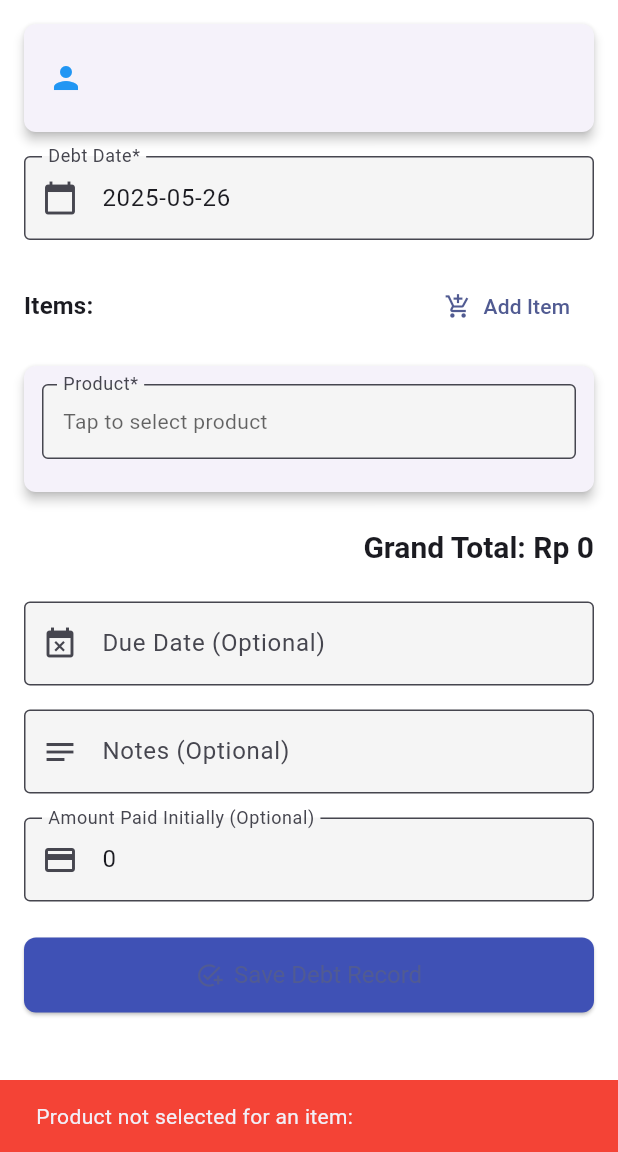
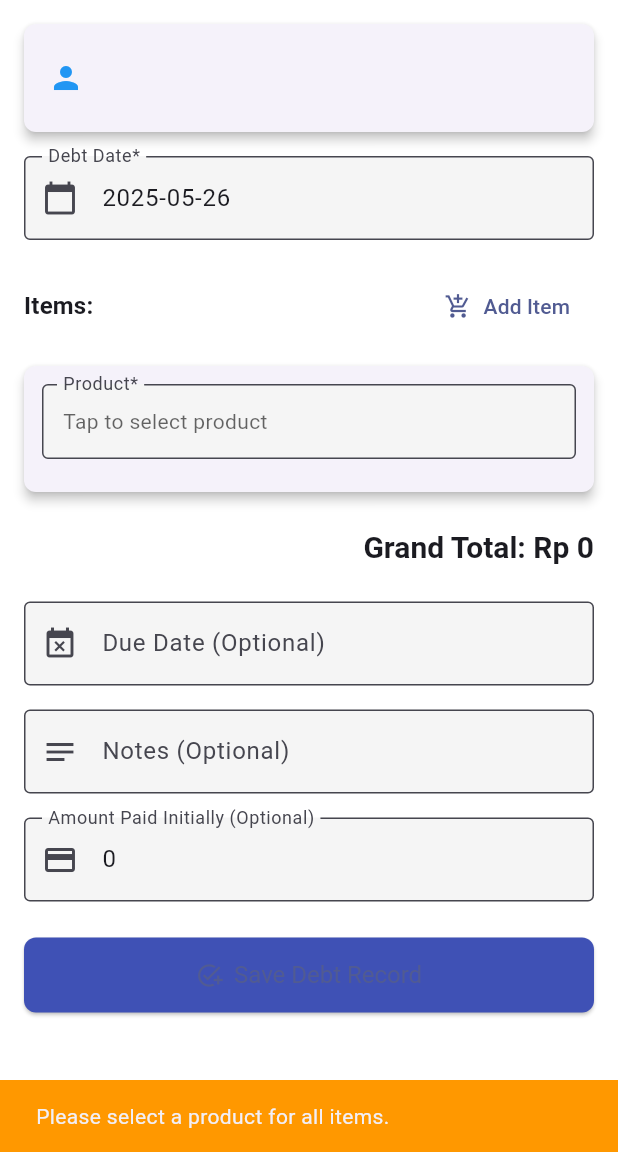
Before and after one commit to mhilmisyarif/warunku, a Flutter app: the DebtRecordFormScreen screen opened directly with empty values, after a tap on "Save Debt Record", on a phone screen of 412 x 824 dp, the part 84-1236 px from its top. Run offline on Flutter 3.47's test engine with Material 3 defaults, Android fonts, the phone set to English and light mode, and no system bars; our stand-ins replace bloc, equatable, flutter_bloc, image_picker; network calls fail.

Commit message:
feat: Enhance debt record form validation and submission logic

```diff
--- a/lib/screens/debt/debt_record_form_screen.dart
+++ b/lib/screens/debt/debt_record_form_screen.dart
@@ -140,8 +140,8 @@ class _DebtRecordFormScreenState extends State<DebtRecordFormScreen> {
   }
 
   void _removeItemEntry(int index) {
+    _itemEntries[index].dispose(); // Dispose controllers of the removed item
     setState(() {
-      _itemEntries[index].dispose(); // Dispose controllers of the removed item
       _itemEntries.removeAt(index);
       _calculateGrandTotal();
     });
@@ -150,11 +150,16 @@ class _DebtRecordFormScreenState extends State<DebtRecordFormScreen> {
   void _calculateGrandTotal() {
     double total = 0;
     for (var entry in _itemEntries) {
-      total += entry.itemSubtotal;
+      total +=
+          entry
+              .itemSubtotal; // itemSubtotal getter in _DebtItemEntry uses its controllers
     }
-    setState(() {
-      _grandTotal = total;
-    });
+    if (mounted) {
+      // Check if widget is still in the tree before calling setState
+      setState(() {
+        _grandTotal = total;
+      });
+    }
   }
 
   Future<void> _selectDate(
@@ -233,11 +238,29 @@ class _DebtRecordFormScreenState extends State<DebtRecordFormScreen> {
     }
   }
 
-  void _submitForm() {
+  Future<void> _submitForm() async {
     if (!_formKey.currentState!.validate()) {
-      return; // Form is not valid
+      ScaffoldMessenger.of(context).showSnackBar(
+        const SnackBar(
+          content: Text('Please correct the errors in the form.'),
+          backgroundColor: Colors.red,
+        ),
+      );
+      return;
     }
-    if (_itemEntries.isEmpty) {
+    if (_itemEntries.any(
+      (entry) => entry.selectedProduct == null || entry.productId == null,
+    )) {
+      ScaffoldMessenger.of(context).showSnackBar(
+        const SnackBar(
+          content: Text('Please select a product for all items.'),
+          backgroundColor: Colors.orange,
+        ),
+      );
+      return;
+    }
+    if (_itemEntries.isEmpty && !_isEditing) {
+      // Don't allow submitting empty new debt
       ScaffoldMessenger.of(context).showSnackBar(
         const SnackBar(
           content: Text('Please add at least one item to the debt.'),
@@ -249,33 +272,14 @@ class _DebtRecordFormScreenState extends State<DebtRecordFormScreen> {
 
     final List<DebtItem> finalItems = [];
     for (var entry in _itemEntries) {
+      // Re-validate item specific fields that might not be covered by TextFormField validators
+      // or ensure their controllers have valid numbers if using tryParse
       final double quantity =
           double.tryParse(entry.quantityController.text) ?? 0;
       final double priceAtTime =
           double.tryParse(entry.priceAtTimeController.text) ?? 0;
 
-      if (entry.productId == null || entry.productId!.isEmpty) {
-        ScaffoldMessenger.of(context).showSnackBar(
-          SnackBar(
-            content: Text(
-              'Product not selected for an item: ${entry.productNameController.text}',
-            ),
-            backgroundColor: Colors.red,
-          ),
-        );
-        return;
-      }
-      if (entry.unitLabelController.text.isEmpty) {
-        ScaffoldMessenger.of(context).showSnackBar(
-          SnackBar(
-            content: Text(
-              'Unit label missing for item: ${entry.productNameController.text}',
-            ),
-            backgroundColor: Colors.red,
-          ),
-        );
-        return;
-      }
+      // ProductId should be non-null due to the check above
       if (quantity <= 0) {
         ScaffoldMessenger.of(context).showSnackBar(
           SnackBar(
@@ -287,12 +291,11 @@ class _DebtRecordFormScreenState extends State<DebtRecordFormScreen> {
         );
         return;
       }
-      if (priceAtTime < 0) {
-        // Price can be 0 for free items, but not negative
+      if (entry.unitLabelController.text.trim().isEmpty) {
         ScaffoldMessenger.of(context).showSnackBar(
           SnackBar(
             content: Text(
-              'Price cannot be negative for item: ${entry.productNameController.text}',
+              'Unit label is missing for item: ${entry.productNameController.text}',
             ),
             backgroundColor: Colors.red,
           ),
@@ -305,16 +308,22 @@ class _DebtRecordFormScreenState extends State<DebtRecordFormScreen> {
           productId: entry.productId!,
           productName:
               entry
-                  .productNameController
-                  .text, // Could be entry.selectedProduct.name
-          unitLabel:
-              entry
-                  .unitLabelController
-                  .text, // Could be entry.selectedUnit.label
+                  .selectedProduct!
+                  .name, // Use name from selectedProduct for accuracy
+          unitLabel: entry.selectedUnit!.label, // Use label from selectedUnit
           quantity: quantity,
           priceAtTimeOfDebt: priceAtTime,
-          totalPrice: quantity * priceAtTime, // Recalculate here to be sure
+          totalPrice:
+              quantity *
+              priceAtTime, // Recalculate here for final submission accuracy
         ),
+      );
+    }
+
+    // If editing and items list became empty, it means delete all items. Backend should handle this.
+    if (_isEditing && finalItems.isEmpty) {
+      print(
+        "Warning: Submitting an edit with no items. Backend should handle this as deleting all items or disallow.",
       );
     }
 
@@ -327,30 +336,65 @@ class _DebtRecordFormScreenState extends State<DebtRecordFormScreen> {
             : null;
     final amountPaid = double.tryParse(_amountPaidController.text) ?? 0.0;
 
-    final debtRecord = DebtRecord(
-      // id is not needed for creation
-      customer: widget.customer.id!, // Send customer ID
+    // Recalculate grand total one last time from finalItems for submission
+    final double finalGrandTotal = finalItems.fold(
+      0,
+      (sum, item) => sum + item.totalPrice,
+    );
+
+    if (amountPaid > finalGrandTotal && finalGrandTotal > 0) {
+      // allow paying 0 for 0 total
+      ScaffoldMessenger.of(context).showSnackBar(
+        const SnackBar(
+          content: Text('Amount paid initially cannot exceed the grand total.'),
+          backgroundColor: Colors.red,
+        ),
+      );
+      return;
+    }
+
+    final debtRecordPayload = DebtRecord(
+      id: widget.debtRecordToEdit?.id, // For updates
+      customer: widget.customer.id!,
       items: finalItems,
-      totalAmount:
-          _grandTotal, // Backend will recalculate but good to send estimate
+      totalAmount: finalGrandTotal, // Send the calculated final total
       amountPaid: amountPaid,
-      status: 'UNPAID', // Backend will set status based on payment
+      status:
+          'UNPAID', // Backend will derive this based on amountPaid and totalAmount
       debtDate: debtDate,
       dueDate: dueDate,
       notes: _notesController.text.trim(),
     );
 
-    // For editing, the logic would be different, dispatching an UpdateDebtRecord event
     if (_isEditing) {
-      // context.read<DebtBloc>().add(UpdateDebtRecord(widget.debtRecordToEdit!.id!, /* map of updated fields */));
+      if (widget.debtRecordToEdit?.id == null) {
+        ScaffoldMessenger.of(context).showSnackBar(
+          const SnackBar(
+            content: Text('Error: Debt ID missing for update.'),
+            backgroundColor: Colors.red,
+          ),
+        );
+        return;
+      }
+      // Ensure updateData for BLoC is correct.
+      // The DebtBloc's UpdateDebtRecord event takes (String debtId, Map<String, dynamic> updateData)
+      // So we need to convert the debtRecordPayload to a suitable map.
+      // Or the BLoC event could take the full DebtRecord object for update.
+      // Let's assume the BLoC event can take the payload.
+      // If not, you'd do: context.read<DebtBloc>().add(UpdateDebtRecord(widget.debtRecordToEdit!.id!, debtRecordPayload.toJsonForUpdate()));
+      // For now, let's assume UpdateDebtRecord needs to be created in DebtEvent and handled in DebtBloc similar to AddDebtRecord
+      print(
+        "Dispatching UpdateDebtRecord (Not fully implemented in BLoC/Service example yet)",
+      );
+      // Example: context.read<DebtBloc>().add(UpdateDebtRecordEvent(widget.debtRecordToEdit!.id!, debtRecordPayload));
       ScaffoldMessenger.of(context).showSnackBar(
         const SnackBar(
-          content: Text('Editing not fully implemented yet.'),
+          content: Text('Update logic needs full BLoC event/handler.'),
           backgroundColor: Colors.orange,
         ),
       );
     } else {
-      context.read<DebtBloc>().add(AddDebtRecord(debtRecord));
+      context.read<DebtBloc>().add(AddDebtRecord(debtRecordPayload));
     }
   }
 
@@ -384,6 +428,7 @@ class _DebtRecordFormScreenState extends State<DebtRecordFormScreen> {
                               entry.selectedProduct == null
                                   ? Theme.of(context).hintColor
                                   : null,
+                          overflow: TextOverflow.ellipsis,
                         ),
                       ),
                     ),
@@ -395,14 +440,21 @@ class _DebtRecordFormScreenState extends State<DebtRecordFormScreen> {
                     tooltip: 'Clear Product Selection',
                     onPressed: () {
                       setState(() {
+                        // Reset the item entry, potentially keeping quantity if you want
+                        // For full reset of product related fields:
+                        String currentQuantity =
+                            entry.quantityController.text; // Preserve quantity
+                        _itemEntries[index]
+                            .dispose(); // Dispose old controllers
                         _itemEntries[index] = _DebtItemEntry(
-                          quantity: entry.quantityController.text,
-                        ); // Keep quantity
+                          quantity: currentQuantity,
+                        ); // New entry, pass preserved qty
                         _calculateGrandTotal();
                       });
                     },
                   ),
-                if (_itemEntries.length > 1)
+                if (_itemEntries.length > 1 ||
+                    _isEditing) // Allow removing if editing or more than one item
                   IconButton(
                     icon: const Icon(
                       Icons.remove_circle_outline,
@@ -414,7 +466,6 @@ class _DebtRecordFormScreenState extends State<DebtRecordFormScreen> {
               ],
             ),
             const SizedBox(height: 10),
-            // Unit, Quantity, Price, Subtotal
             if (entry.selectedProduct != null) ...[
               Row(
                 children: [
@@ -426,7 +477,12 @@ class _DebtRecordFormScreenState extends State<DebtRecordFormScreen> {
                         labelText: 'Unit',
                         border: OutlineInputBorder(),
                       ),
-                      readOnly: true, // Unit is set via selection
+                      readOnly: true,
+                      validator:
+                          (value) =>
+                              (value == null || value.isEmpty)
+                                  ? 'Unit?'
+                                  : null, // Added validator
                     ),
                   ),
                   const SizedBox(width: 8),
@@ -445,7 +501,13 @@ class _DebtRecordFormScreenState extends State<DebtRecordFormScreen> {
                         if (dVal == null || dVal <= 0) return 'Invalid';
                         return null;
                       },
-                      onChanged: (_) => _calculateGrandTotal(),
+                      onChanged: (value) {
+                        // This setState will trigger a rebuild, which will call itemSubtotal
+                        // and _calculateGrandTotal will update the grand total display.
+                        setState(() {
+                          _calculateGrandTotal();
+                        });
+                      },
                     ),
                   ),
                 ],
@@ -463,7 +525,15 @@ class _DebtRecordFormScreenState extends State<DebtRecordFormScreen> {
                       keyboardType: const TextInputType.numberWithOptions(
                         decimal: true,
                       ),
-                      readOnly: true, // Price is set via selection
+                      readOnly: true,
+                      validator: (value) {
+                        // Added validator
+                        if (value == null || value.isEmpty) return 'Price?';
+                        final dVal = double.tryParse(value);
+                        if (dVal == null || dVal < 0)
+                          return 'Invalid'; // Price can be 0
+                        return null;
+                      },
                     ),
                   ),
                   const SizedBox(width: 8),
@@ -479,7 +549,9 @@ class _DebtRecordFormScreenState extends State<DebtRecordFormScreen> {
                           locale: 'id_ID',
                           symbol: 'Rp ',
                           decimalDigits: 0,
-                        ).format(entry.itemSubtotal),
+                        ).format(
+                          entry.itemSubtotal,
+                        ), // This relies on the getter
                         style: const TextStyle(
                           fontWeight: FontWeight.bold,
                           fontSize: 16,
@@ -489,9 +561,15 @@ class _DebtRecordFormScreenState extends State<DebtRecordFormScreen> {
                   ),
                 ],
               ),
-            ] else if (entry.productId !=
-                null) // If product was selected but details are not fully loaded (e.g. editing)
-              const Text('Loading product details or unit not found...'),
+            ] else if (entry.productId != null && entry.selectedProduct == null)
+              const Padding(
+                // If a productId exists but product details aren't loaded (e.g. edit mode initialization)
+                padding: EdgeInsets.symmetric(vertical: 8.0),
+                child: Text(
+                  'Loading product details or product not found...',
+                  style: TextStyle(color: Colors.orange),
+                ),
+              ),
           ],
         ),
       ),
```
